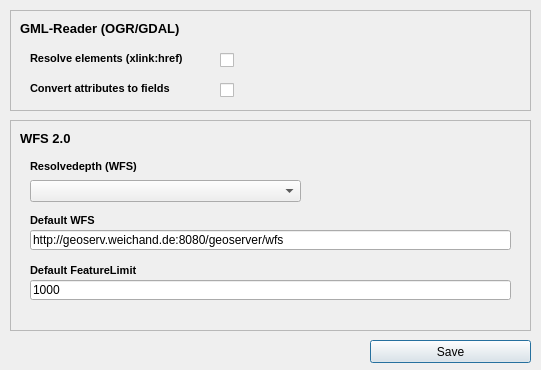
Before: the Qt Designer form ui_wfsclientconfig.ui in qgisinspiretools/qgis-wfs20-client-plugin, drawn with Qt 5.
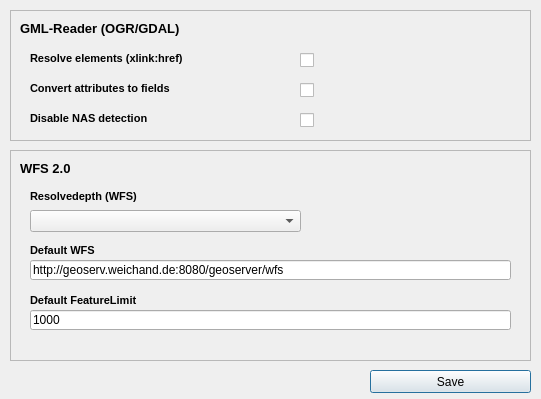
After: the same form once the commit is applied.

Commit message: Added "Disable NAS detection"; improved Logging

Diff of the .ui file:
```diff
--- a/ui_wfsclientconfig.ui
+++ b/ui_wfsclientconfig.ui
@@ -7,7 +7,7 @@
     <x>0</x>
     <y>0</y>
     <width>541</width>
-    <height>370</height>
+    <height>399</height>
    </rect>
   </property>
   <property name="windowTitle">
@@ -20,7 +20,7 @@
    <property name="geometry">
     <rect>
      <x>370</x>
-     <y>340</y>
+     <y>370</y>
      <width>161</width>
      <height>23</height>
     </rect>
@@ -35,7 +35,7 @@
      <x>10</x>
      <y>10</y>
      <width>521</width>
-     <height>101</height>
+     <height>131</height>
     </rect>
    </property>
    <property name="frameShape">
@@ -47,7 +47,7 @@
    <widget class="QCheckBox" name="chkAttributesToFields">
     <property name="geometry">
      <rect>
-      <x>210</x>
+      <x>290</x>
       <y>70</y>
       <width>21</width>
       <height>20</height>
@@ -68,7 +68,7 @@
      <rect>
       <x>20</x>
       <y>70</y>
-      <width>181</width>
+      <width>261</width>
       <height>16</height>
      </rect>
     </property>
@@ -88,7 +88,7 @@
      <rect>
       <x>20</x>
       <y>40</y>
-      <width>181</width>
+      <width>261</width>
       <height>16</height>
      </rect>
     </property>
@@ -106,7 +106,7 @@
    <widget class="QCheckBox" name="chkResolveXlinkHref">
     <property name="geometry">
      <rect>
-      <x>210</x>
+      <x>290</x>
       <y>40</y>
       <width>21</width>
       <height>20</height>
@@ -142,6 +142,48 @@
      <string>GML-Reader (OGR/GDAL)</string>
     </property>
    </widget>
+   <widget class="QLabel" name="lblDisableNasDetection">
+    <property name="geometry">
+     <rect>
+      <x>20</x>
+      <y>100</y>
+      <width>261</width>
+      <height>16</height>
+     </rect>
+    </property>
+    <property name="font">
+     <font>
+      <pointsize>8</pointsize>
+      <weight>75</weight>
+      <bold>true</bold>
+     </font>
+    </property>
+    <property name="text">
+     <string>Disable NAS detection</string>
+    </property>
+   </widget>
+   <widget class="QCheckBox" name="chkDisableNasDetection">
+    <property name="geometry">
+     <rect>
+      <x>290</x>
+      <y>100</y>
+      <width>21</width>
+      <height>20</height>
+     </rect>
+    </property>
+    <property name="font">
+     <font>
+      <weight>75</weight>
+      <bold>true</bold>
+     </font>
+    </property>
+    <property name="text">
+     <string/>
+    </property>
+    <property name="checked">
+     <bool>false</bool>
+    </property>
+   </widget>
    <zorder>lblAttributesToFields</zorder>
    <zorder>lblResolveXlinkHref</zorder>
    <zorder>lblGmlHeader</zorder>
@@ -152,7 +194,7 @@
    <property name="geometry">
     <rect>
      <x>10</x>
-     <y>120</y>
+     <y>150</y>
      <width>521</width>
      <height>211</height>
     </rect>
```
Left out of the diff: 2 changed lines with no effect on the pictures. The commit also changes 5 other files.
